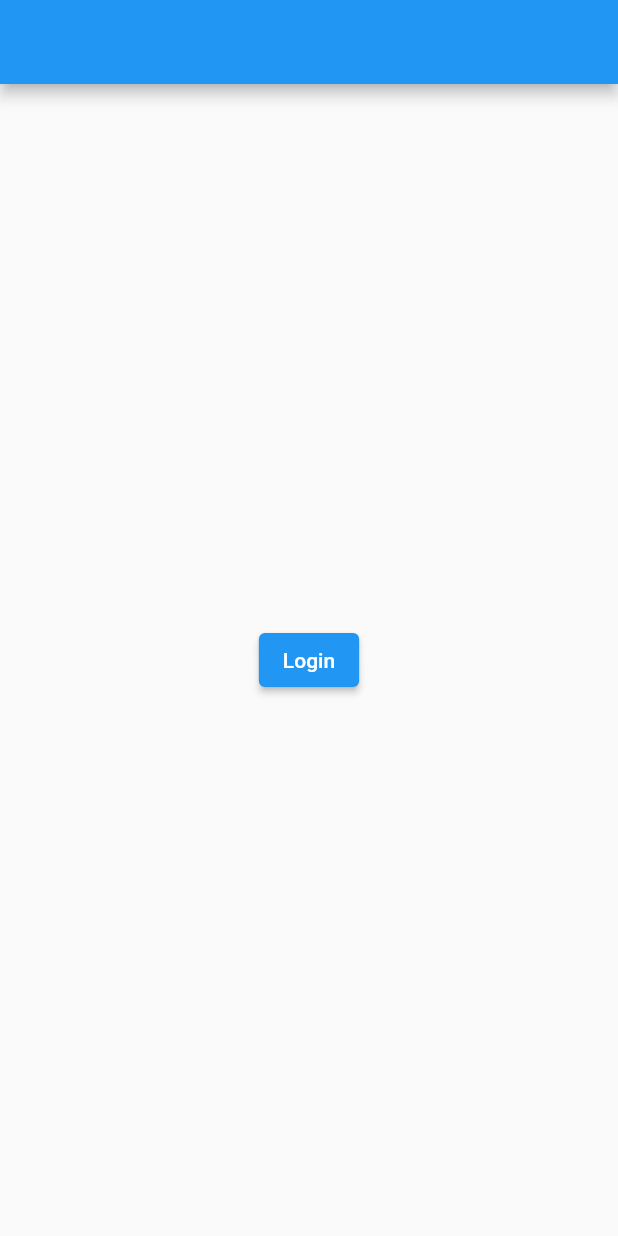
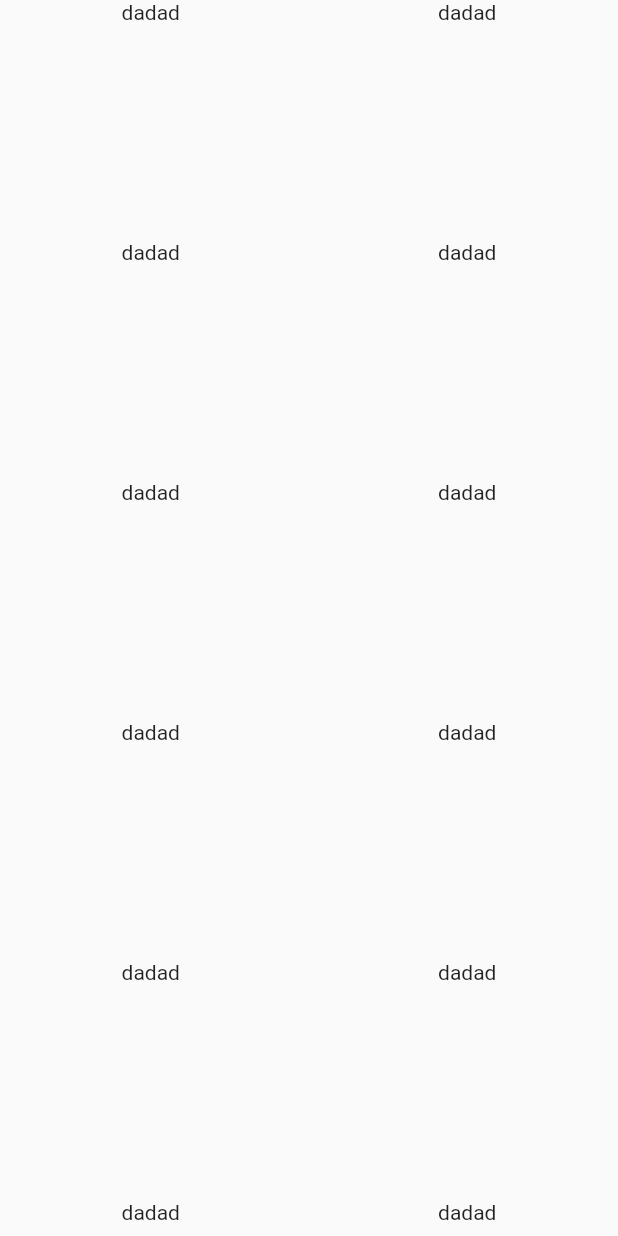
Before and after one commit to nemet92/SQL-_LEARN, a Flutter app: the screen it shows after launch, on a phone screen of 412 x 824 dp. Run offline on Flutter 3.47's test engine with Material 2 defaults, Android fonts, the phone set to English and light mode, and no system bars.

Commit message:
gridview

```diff
--- /dev/null
+++ b/lib/gridview.dart
@@ -0,0 +1,33 @@
+import 'package:flutter/material.dart';
+
+class Gridview1 extends StatefulWidget {
+  const Gridview1({super.key});
+
+  @override
+  State<Gridview1> createState() => _Gridview1State();
+}
+
+class _Gridview1State extends State<Gridview1> {
+  @override
+  Widget build(BuildContext context) {
+    return Scaffold(
+        appBar: AppBar(
+          toolbarHeight: 0,
+        ),
+        body: GridView.builder(
+            gridDelegate: const SliverGridDelegateWithFixedCrossAxisCount(
+                crossAxisSpacing: 10,
+                mainAxisSpacing: 10,
+                mainAxisExtent: 150,
+                crossAxisCount: 2),
+            itemBuilder: (BuildContext context, index) {
+              return Column(
+                children: [
+                  Container(
+                    child: const Text("dadad"),
+                  )
+                ],
+              );
+            }));
+  }
+}
--- a/lib/main.dart
+++ b/lib/main.dart
@@ -1,5 +1,5 @@
 import 'package:flutter/material.dart';
-import 'package:loginsql/login_page.dart';
+import 'package:loginsql/gridview.dart';
 
 void main() {
   runApp(const MyApp());
@@ -13,7 +13,7 @@ class MyApp extends StatelessWidget {
     return const MaterialApp(
       title: "SQl Database",
       debugShowCheckedModeBanner: false,
-      home: LoginPage(),
+      home: Gridview1(),
     );
   }
 }
```
